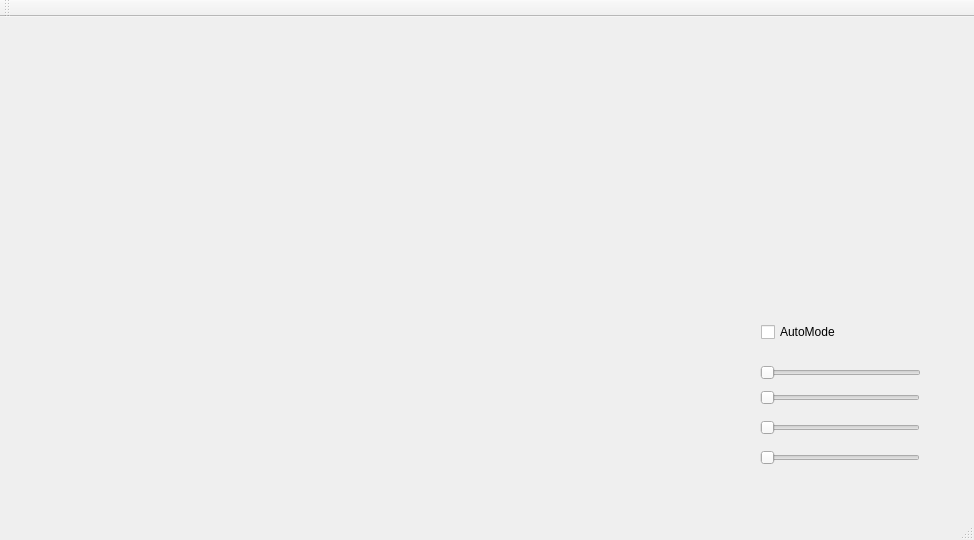
Old version of the form camera/ui/camera.ui in the repository gao288/Drone-Ground-Station.
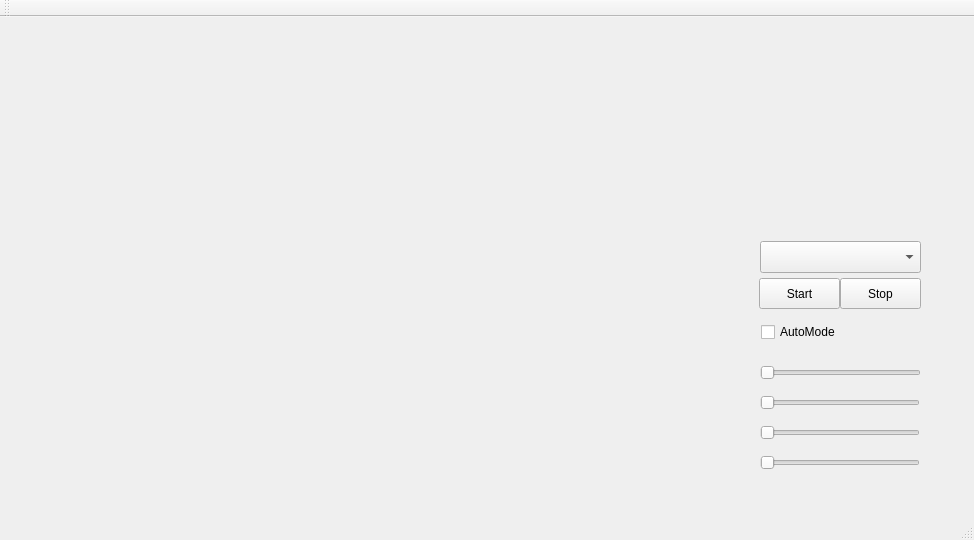
New version of the form.

Commit message: finished building cameras

```diff
--- a/camera/ui/camera.ui
+++ b/camera/ui/camera.ui
@@ -65,7 +65,7 @@
       <x>760</x>
       <y>370</y>
       <width>160</width>
-      <height>22</height>
+      <height>31</height>
      </rect>
     </property>
     <property name="orientation">
@@ -78,7 +78,7 @@
       <x>760</x>
       <y>400</y>
       <width>160</width>
-      <height>22</height>
+      <height>31</height>
      </rect>
     </property>
     <property name="orientation">
@@ -91,13 +91,49 @@
       <x>760</x>
       <y>430</y>
       <width>160</width>
-      <height>22</height>
+      <height>31</height>
      </rect>
     </property>
     <property name="orientation">
      <enum>Qt::Horizontal</enum>
     </property>
    </widget>
+   <widget class="QComboBox" name="AvailableCameras">
+    <property name="geometry">
+     <rect>
+      <x>760</x>
+      <y>224</y>
+      <width>161</width>
+      <height>32</height>
+     </rect>
+    </property>
+   </widget>
+   <widget class="QPushButton" name="Start">
+    <property name="geometry">
+     <rect>
+      <x>759</x>
+      <y>261</y>
+      <width>81</width>
+      <height>31</height>
+     </rect>
+    </property>
+    <property name="text">
+     <string>Start</string>
+    </property>
+   </widget>
+   <widget class="QPushButton" name="Stop">
+    <property name="geometry">
+     <rect>
+      <x>840</x>
+      <y>261</y>
+      <width>81</width>
+      <height>31</height>
+     </rect>
+    </property>
+    <property name="text">
+     <string>Stop</string>
+    </property>
+   </widget>
   </widget>
   <widget class="QMenuBar" name="menuBar">
    <property name="geometry">
```
Left out of the diff: 8 changed lines with no effect on the pictures. The commit also changes 25 other files.
